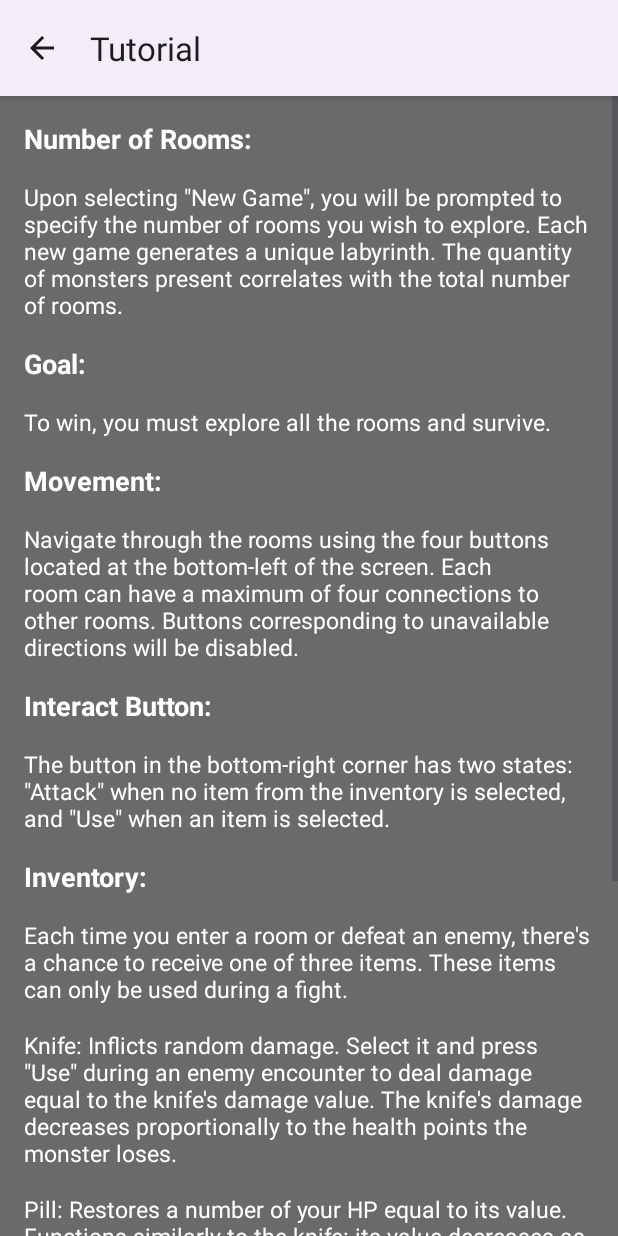
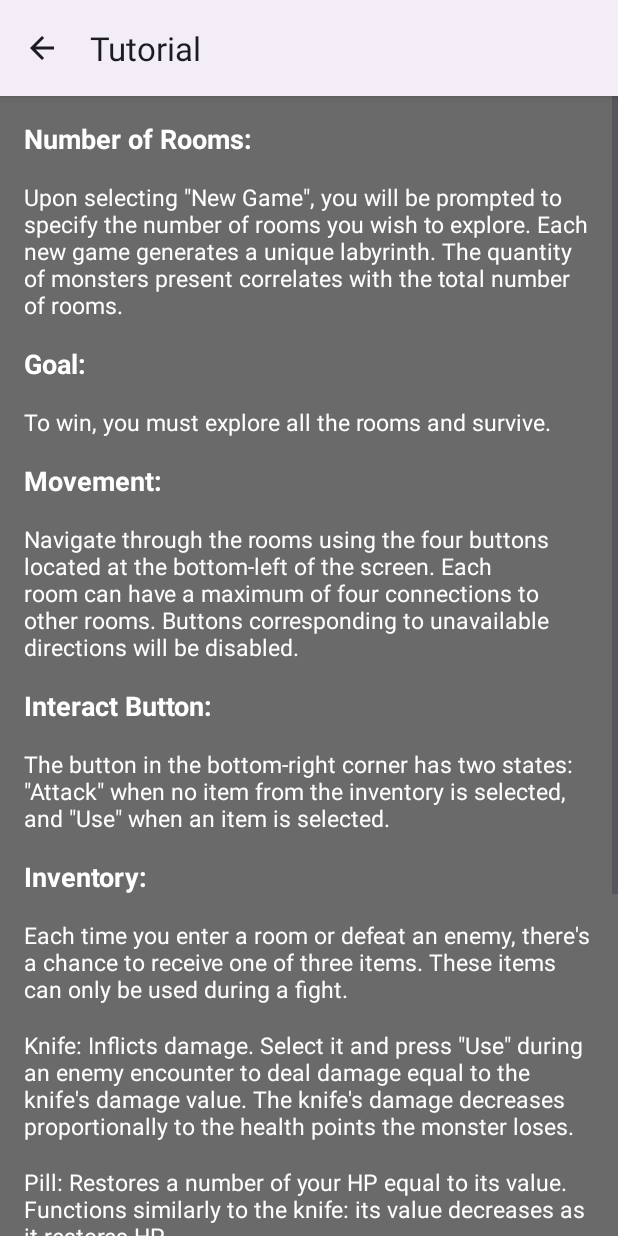
Before and after one commit to andrii-synelnyk/COM543-treasure-adventure-game, an Android app: the TutorialActivity screen opened directly, with no data from a screen before it, on a phone screen of 412 x 824 dp. Run offline under Robolectric (Android 15) with nearby library versions, the phone set to English and light mode, and no system bars.

Commit message:
removed word in tutorial

```diff
--- a/app/src/main/res/layout/activity_tutorial.xml
+++ b/app/src/main/res/layout/activity_tutorial.xml
@@ -104,7 +104,7 @@
         <TextView
             android:layout_width="match_parent"
             android:layout_height="wrap_content"
-            android:text="Knife: Inflicts random damage. Select it and press &quot;Use&quot; during an enemy encounter to deal damage equal to the knife's damage value. The knife's damage decreases proportionally to the health points the monster loses."
+            android:text="Knife: Inflicts damage. Select it and press &quot;Use&quot; during an enemy encounter to deal damage equal to the knife's damage value. The knife's damage decreases proportionally to the health points the monster loses."
             android:layout_marginBottom="16dp"
             android:textSize="15sp"
             android:textColor="@color/white"/>
```
